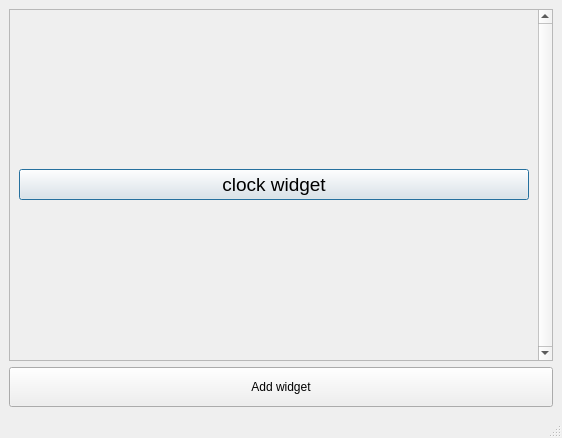
The window that ui/main.ui (PashaKopka/widget) describes before a commit, drawn with Qt 5.
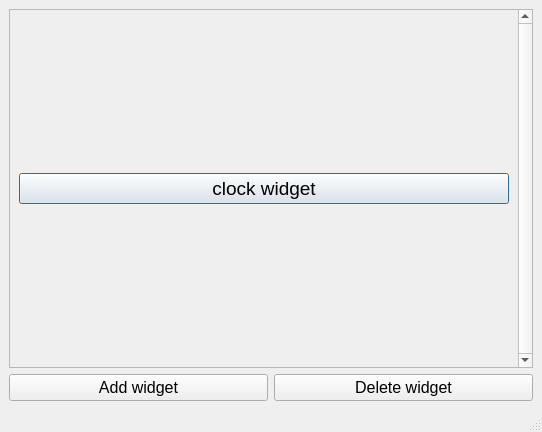
The same window after the commit.

Commit message: docs for db worker class

Diff of the .ui file:
```diff
--- a/ui/main.ui
+++ b/ui/main.ui
@@ -6,8 +6,8 @@
    <rect>
     <x>0</x>
     <y>0</y>
-    <width>562</width>
-    <height>438</height>
+    <width>542</width>
+    <height>432</height>
    </rect>
   </property>
   <property name="windowTitle">
@@ -28,8 +28,8 @@
         <rect>
          <x>0</x>
          <y>0</y>
-         <width>517</width>
-         <height>342</height>
+         <width>497</width>
+         <height>346</height>
         </rect>
        </property>
        <layout class="QVBoxLayout" name="verticalLayout">
@@ -114,23 +114,35 @@
      </widget>
     </item>
     <item>
-     <widget class="QPushButton" name="add_widget_button">
-      <property name="minimumSize">
-       <size>
-        <width>0</width>
-        <height>40</height>
-       </size>
+     <layout class="QHBoxLayout" name="horizontalLayout">
+      <property name="sizeConstraint">
+       <enum>QLayout::SetMinimumSize</enum>
       </property>
-      <property name="maximumSize">
-       <size>
-        <width>1000</width>
-        <height>16777215</height>
-       </size>
-      </property>
-      <property name="text">
-       <string>Add widget</string>
-      </property>
-     </widget>
+      <item>
+       <widget class="QPushButton" name="add_widget_button">
+        <property name="font">
+         <font>
+          <pointsize>12</pointsize>
+         </font>
+        </property>
+        <property name="text">
+         <string>Add widget</string>
+        </property>
+       </widget>
+      </item>
+      <item>
+       <widget class="QPushButton" name="del_widget_button">
+        <property name="font">
+         <font>
+          <pointsize>12</pointsize>
+         </font>
+        </property>
+        <property name="text">
+         <string>Delete widget</string>
+        </property>
+       </widget>
+      </item>
+     </layout>
     </item>
    </layout>
   </widget>
```
The commit also changes 8 other files.
